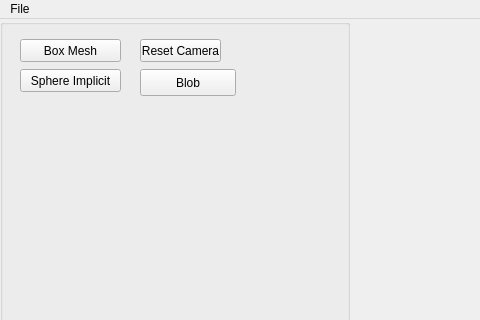
This is AppTinyMesh/UI/interface.ui in Slyphero/TinyMesh_Fork as Qt 5 draws it before an edit; both pictures show x 0 to 480 and y 0 to 320 of the 1200 by 1000 pixel window. The edited form follows.
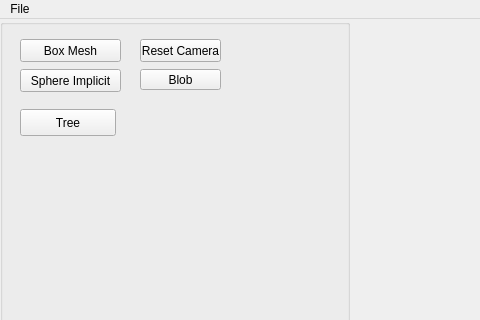
This is the edited form.

Diff of the .ui file:
```diff
--- a/AppTinyMesh/UI/interface.ui
+++ b/AppTinyMesh/UI/interface.ui
@@ -137,12 +137,25 @@
         <rect>
          <x>140</x>
          <y>50</y>
+         <width>81</width>
+         <height>21</height>
+        </rect>
+       </property>
+       <property name="text">
+        <string>Blob</string>
+       </property>
+      </widget>
+      <widget class="QPushButton" name="tree">
+       <property name="geometry">
+        <rect>
+         <x>20</x>
+         <y>90</y>
          <width>96</width>
          <height>27</height>
         </rect>
        </property>
        <property name="text">
-        <string>Blob</string>
+        <string>Tree</string>
        </property>
       </widget>
      </widget>
```
